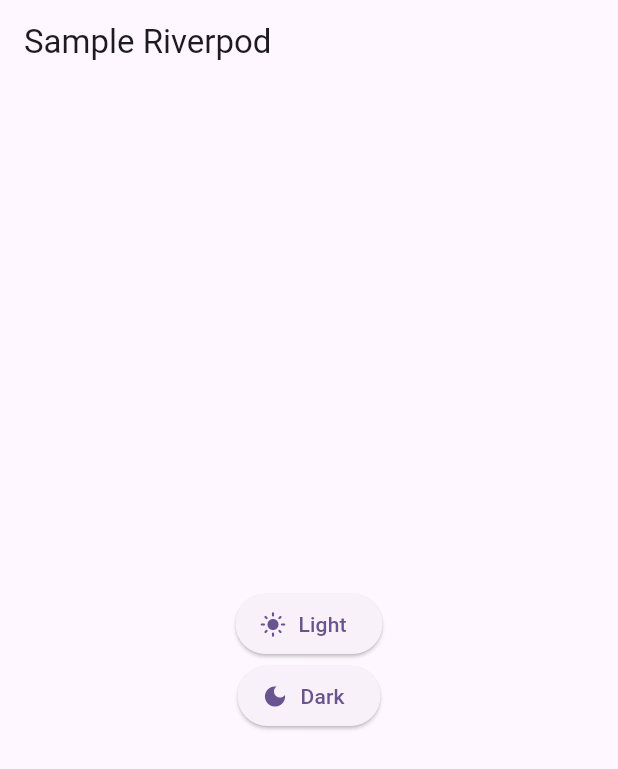
After one commit to heliomarpm/flutter-learn_riverpod, a Flutter app: the screen it shows after launch, after a tap on "Light", on a phone screen of 412 x 824 dp. The commit adds this screen. Shown: the top 769 px of the screen. Run offline on Flutter 3.47's test engine with Material 3 defaults, Android fonts, the phone set to English and light mode, and no system bars; our stand-ins replace flutter_riverpod.

Commit message:
feat: hard_level

```diff
--- /dev/null
+++ b/lib/hard_level/hard_page.dart
@@ -0,0 +1,38 @@
+import 'package:flutter/material.dart';
+import 'package:flutter_riverpod/flutter_riverpod.dart';
+
+import 'riverpod_data.dart';
+
+class HardPage extends ConsumerWidget {
+  const HardPage({super.key});
+
+  @override
+  Widget build(BuildContext context, WidgetRef ref) {
+    return Scaffold(
+      appBar: AppBar(
+        title: const Text('Sample Riverpod'),
+      ),
+      body: Center(
+        child: Column(
+          mainAxisSize: MainAxisSize.min,
+          children: [
+            ElevatedButton.icon(
+              onPressed: () {
+                ref.read(riverpodIsLight).changeTheme(newValue: true);
+              },
+              label: const Text("Light"),
+              icon: const Icon(Icons.light_mode),
+            ),
+            ElevatedButton.icon(
+              onPressed: () {
+                ref.read(riverpodIsLight).changeTheme(newValue: false);
+              },
+              label: const Text("Dark"),
+              icon: const Icon(Icons.dark_mode),
+            ),
+          ],
+        ),
+      ),
+    );
+  }
+}
--- /dev/null
+++ b/lib/hard_level/riverpod_data.dart
@@ -0,0 +1,7 @@
+import 'package:flutter_riverpod/flutter_riverpod.dart';
+
+import 'riverpod_model.dart';
+
+final riverpodIsLight = ChangeNotifierProvider<RiverpodModel>(
+  (ref) => RiverpodModel(isLight: true),
+);
--- /dev/null
+++ b/lib/hard_level/riverpod_model.dart
@@ -0,0 +1,12 @@
+import 'package:flutter/material.dart';
+
+class RiverpodModel extends ChangeNotifier {
+  bool isLight;
+
+  RiverpodModel({required this.isLight});
+
+  void changeTheme({required bool newValue}) {
+    isLight = newValue;
+    notifyListeners();
+  }
+}
--- a/lib/main.dart
+++ b/lib/main.dart
@@ -1,8 +1,11 @@
 import 'package:flutter/material.dart';
 import 'package:flutter_riverpod/flutter_riverpod.dart';
 
-import 'package:learn_riverpod/easy_level/easy_page.dart';
-import 'package:learn_riverpod/easy_level/riverpod_data.dart';
+// import 'package:learn_riverpod/easy_level/easy_page.dart';
+// import 'package:learn_riverpod/easy_level/riverpod_data.dart';
+
+import 'package:learn_riverpod/hard_level/hard_page.dart';
+import 'package:learn_riverpod/hard_level/riverpod_data.dart';
 
 void main() {
   runApp(const ProviderScope(child: MyApp()));
@@ -13,8 +16,13 @@ class MyApp extends ConsumerWidget {
 
   @override
   Widget build(BuildContext context, WidgetRef ref) {
+    // easy_level
+    // Brightness brightness =
+    //     ref.watch(riverpodIsLight) ? Brightness.light : Brightness.dark;
+
+    // hard_level
     Brightness brightness =
-        ref.watch(riverpodIsLight) ? Brightness.light : Brightness.dark;
+        ref.watch(riverpodIsLight).isLight ? Brightness.light : Brightness.dark;
 
     return MaterialApp(
       debugShowCheckedModeBanner: false,
@@ -26,7 +34,8 @@ class MyApp extends ConsumerWidget {
         ),
         useMaterial3: true,
       ),
-      home: const EasyPage(),
+      // home: const EasyPage(),
+      home: const HardPage(),
     );
   }
 }
```
Also changed, not shown: screen.gif (added).
